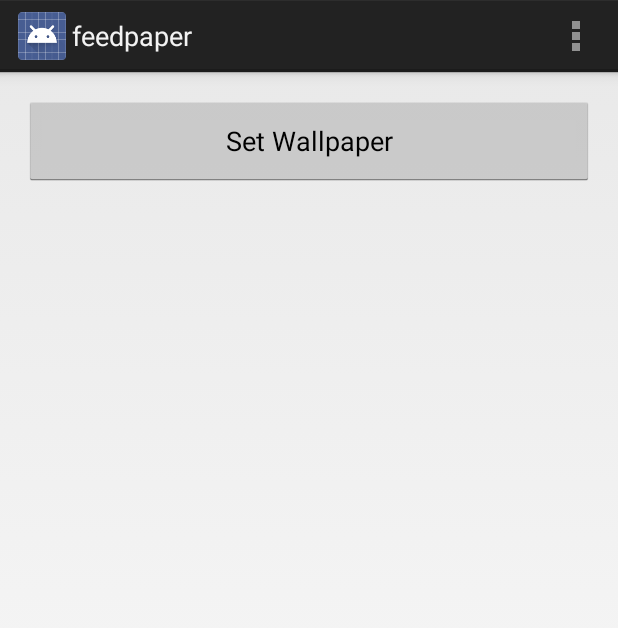
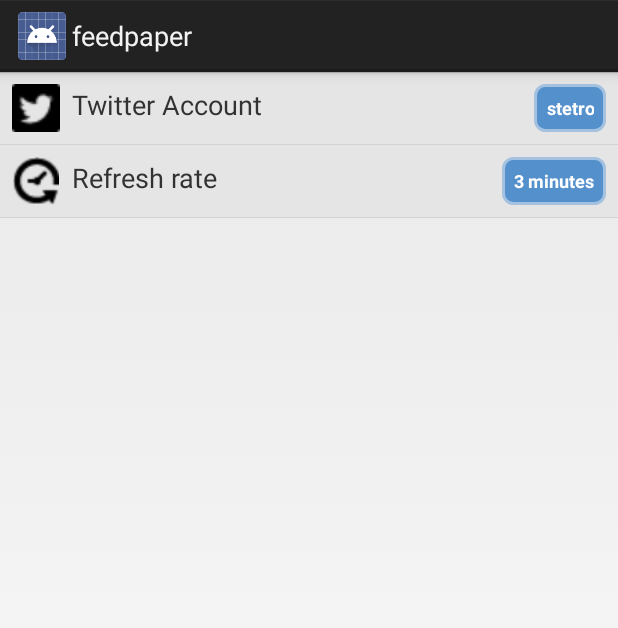
Before and after one commit to stetro/feedpaper, an Android app: the screen it shows after launch (MainActivity before the commit, SettingsActivity after it), in the options menu, after a tap on "Settings", on a phone screen of 412 x 824 dp. Shown: the top 628 px of the screen. Run offline under Robolectric (Android 15) with nearby library versions, the phone set to English and light mode, and no system bars; our stand-ins replace Picasso; libraries missing offline, so code that uses them is left out: twitter4j.conf; 5 statements that could not run were skipped.

Commit message:
adding main feature, loading latest image from Astro_Alex

```diff
--- a/build.gradle
+++ b/build.gradle
@@ -19,6 +19,7 @@ repositories {
 dependencies {
     compile 'com.android.support:support-v4:20.0.0'
     compile 'com.squareup.picasso:picasso:2.3.4'
+    compile 'org.twitter4j:twitter4j-core:4.0.2'
 }
 
 android {
--- a/src/main/java/de/stetro/feedpaper/MainActivity.java
+++ b/src/main/java/de/stetro/feedpaper/MainActivity.java
@@ -1,14 +1,14 @@
 package de.stetro.feedpaper;
 
 import android.app.Activity;
+import android.content.Intent;
 import android.os.Bundle;
-import android.os.StrictMode;
 import android.view.Menu;
 import android.view.MenuItem;
 import android.view.View;
 import android.widget.Button;
 
-import de.stetro.feedpaper.util.WallpaperService;
+import de.stetro.feedpaper.util.FeedLoaderAsyncTask;
 
 
 public class MainActivity extends Activity {
@@ -16,38 +16,34 @@ public class MainActivity extends Activity {
     @Override
     protected void onCreate(Bundle savedInstanceState) {
         super.onCreate(savedInstanceState);
+
         setContentView(R.layout.activity_main);
-        if (android.os.Build.VERSION.SDK_INT > 9) {
-            StrictMode.ThreadPolicy policy = new StrictMode.ThreadPolicy.Builder().permitAll().build();
-            StrictMode.setThreadPolicy(policy);
-        }
+        setupLayoutCallbacks();
+    }
+
+    private void setupLayoutCallbacks() {
         Button button = (Button) this.findViewById(R.id.setWallpaperButton);
-
         button.setOnClickListener(new View.OnClickListener() {
             @Override
             public void onClick(View view) {
-                WallpaperService wallpaperService = new WallpaperService(getApplicationContext());
-                wallpaperService.setWallpaperBy("http://www.byui.edu/images/agriculture-life-ciences/flower.jpg");
+                FeedLoaderAsyncTask task = new FeedLoaderAsyncTask(getApplicationContext());
+                task.execute("Astro_Alex");
             }
         });
     }
 
-
     @Override
     public boolean onCreateOptionsMenu(Menu menu) {
-        // Inflate the menu; this adds items to the action bar if it is present.
         getMenuInflater().inflate(R.menu.main, menu);
         return true;
     }
 
     @Override
     public boolean onOptionsItemSelected(MenuItem item) {
-        // Handle action bar item clicks here. The action bar will
-        // automatically handle clicks on the Home/Up button, so long
-        // as you specify a parent activity in AndroidManifest.xml.
         int id = item.getItemId();
         if (id == R.id.action_settings) {
-            return true;
+            Intent intent = new Intent(this, SettingsActivity.class);
+            startActivity(intent);
         }
         return super.onOptionsItemSelected(item);
     }
--- /dev/null
+++ b/src/main/java/de/stetro/feedpaper/SettingsActivity.java
@@ -0,0 +1,26 @@
+package de.stetro.feedpaper;
+
+
+import android.app.ListActivity;
+import android.os.Bundle;
+
+import java.util.ArrayList;
+
+import de.stetro.feedpaper.util.settings.SettingItem;
+import de.stetro.feedpaper.util.settings.SettingItemAdapter;
+
+public class SettingsActivity extends ListActivity {
+    @Override
+    protected void onCreate(Bundle savedInstanceState) {
+        super.onCreate(savedInstanceState);
+        SettingItemAdapter adapter = new SettingItemAdapter(this, generateSettingItems());
+        setListAdapter(adapter);
+    }
+
+    private ArrayList<SettingItem> generateSettingItems() {
+        ArrayList<SettingItem> items = new ArrayList<SettingItem>();
+        items.add(new SettingItem("Twitter Account", R.drawable.twitter, "stetro"));
+        items.add(new SettingItem("Refresh rate", R.drawable.refresh, "3 minutes"));
+        return items;
+    }
+}
--- /dev/null
+++ b/src/main/java/de/stetro/feedpaper/util/FeedLoaderAsyncTask.java
@@ -0,0 +1,62 @@
+package de.stetro.feedpaper.util;
+
+import android.content.Context;
+import android.os.AsyncTask;
+
+import java.util.List;
+
+import de.stetro.feedpaper.util.wallpaper.WallpaperService;
+import twitter4j.MediaEntity;
+import twitter4j.Paging;
+import twitter4j.Twitter;
+import twitter4j.TwitterException;
+import twitter4j.TwitterFactory;
+import twitter4j.conf.ConfigurationBuilder;
+
+public class FeedLoaderAsyncTask extends AsyncTask<String, Void, String> {
+    private Context context;
+
+    public FeedLoaderAsyncTask(Context context) {
+        this.context = context;
+    }
+
+    @Override
+    protected String doInBackground(String... strings) {
+        String url = "";
+        ConfigurationBuilder cb = getConfigurationBuilder();
+
+        Twitter twitter = new TwitterFactory(cb.build()).getInstance();
+        Paging paging = new Paging(1, 10);
+        try {
+            List<twitter4j.Status> tweets = twitter.getUserTimeline(strings[0], paging);
+            for (twitter4j.Status tweet : tweets) {
+                MediaEntity[] mediaEntities = tweet.getMediaEntities();
+                if (mediaEntities.length == 0) {
+                    continue;
+                }
+                MediaEntity mediaEntity = mediaEntities[mediaEntities.length - 1];
+                url = mediaEntity.getMediaURL();
+                break;
+            }
+        } catch (TwitterException e) {
+            e.printStackTrace();
+        }
+        return url;
+    }
+
+    @Override
+    protected void onPostExecute(String s) {
+        WallpaperService wallpaperService = new WallpaperService(context);
+        wallpaperService.setWallpaperBy(s);
+    }
+
+    private ConfigurationBuilder getConfigurationBuilder() {
+        ConfigurationBuilder cb = new ConfigurationBuilder();
+        cb.setDebugEnabled(true)
+                .setOAuthConsumerKey("***")
+                .setOAuthConsumerSecret("***")
+                .setOAuthAccessToken("*****")
+                .setOAuthAccessTokenSecret("***");
+        return cb;
+    }
+}
--- a/src/main/java/de/stetro/feedpaper/util/WallpaperService.java
+++ /dev/null
@@ -1,39 +0,0 @@
-package de.stetro.feedpaper.util;
-
-import android.app.WallpaperManager;
-import android.content.Context;
-import android.graphics.Bitmap;
-import android.graphics.drawable.Drawable;
-import android.widget.Toast;
-
-import com.squareup.picasso.Picasso;
-
-import java.io.IOException;
-
-public class WallpaperService {
-    private Context context;
-
-    public WallpaperService(Context context) {
-        this.context = context;
-    }
-
-    public void setWallpaperBy(String url) {
-        final WallpaperManager wallpaperManager = WallpaperManager.getInstance(context);
-        Picasso.with(context).load(url).into(new TargetAdapter() {
-            @Override
-            public void onBitmapLoaded(Bitmap bitmap, Picasso.LoadedFrom loadedFrom) {
-                try {
-                    wallpaperManager.setBitmap(bitmap);
-                } catch (IOException e) {
-                    e.printStackTrace();
-                }
-            }
-
-            @Override
-            public void onBitmapFailed(Drawable drawable) {
-                Toast.makeText(context, "Could not load image.", Toast.LENGTH_SHORT).show();
-            }
-        });
-
-    }
-}
--- /dev/null
+++ b/src/main/java/de/stetro/feedpaper/util/settings/SettingItem.java
@@ -0,0 +1,38 @@
+package de.stetro.feedpaper.util.settings;
+
+
+public class SettingItem {
+    private String name;
+    private int icon;
+    private String content;
+
+    public SettingItem(String name, int icon, String content) {
+        this.name = name;
+        this.icon = icon;
+        this.content = content;
+    }
+
+    public String getName() {
+        return name;
+    }
+
+    public void setName(String name) {
+        this.name = name;
+    }
+
+    public int getIcon() {
+        return icon;
+    }
+
+    public void setIcon(int icon) {
+        this.icon = icon;
+    }
+
+    public String getContent() {
+        return content;
+    }
+
+    public void setContent(String content) {
+        this.content = content;
+    }
+}
--- /dev/null
+++ b/src/main/java/de/stetro/feedpaper/util/settings/SettingItemAdapter.java
@@ -0,0 +1,48 @@
+package de.stetro.feedpaper.util.settings;
+
+
+import android.content.Context;
+import android.view.LayoutInflater;
+import android.view.View;
+import android.view.ViewGroup;
+import android.widget.ArrayAdapter;
+import android.widget.ImageView;
+import android.widget.TextView;
+
+import java.util.ArrayList;
+
+import de.stetro.feedpaper.R;
+
+public class SettingItemAdapter extends ArrayAdapter<SettingItem> {
+
+    private final Context context;
+    private final ArrayList<SettingItem> modelsArrayList;
+
+    public SettingItemAdapter(Context context, ArrayList<SettingItem> modelsArrayList) {
+
+        super(context, R.layout.setting_item, modelsArrayList);
+
+        this.context = context;
+        this.modelsArrayList = modelsArrayList;
+    }
+
+    @Override
+    public View getView(int position, View convertView, ViewGroup parent) {
+
+        LayoutInflater inflater = (LayoutInflater) context.getSystemService(Context.LAYOUT_INFLATER_SERVICE);
+
+        View rowView = null;
+
+        rowView = inflater.inflate(R.layout.setting_item, parent, false);
+
+        ImageView imgView = (ImageView) rowView.findViewById(R.id.item_icon);
+        TextView titleView = (TextView) rowView.findViewById(R.id.item_title);
+        TextView counterView = (TextView) rowView.findViewById(R.id.item_counter);
+
+        imgView.setImageResource(modelsArrayList.get(position).getIcon());
+        titleView.setText(modelsArrayList.get(position).getName());
+        counterView.setText(modelsArrayList.get(position).getContent());
+
+        return rowView;
+    }
+}
--- a/src/main/java/de/stetro/feedpaper/util/TargetAdapter.java
+++ b/src/main/java/de/stetro/feedpaper/util/wallpaper/TargetAdapter.java
@@ -1,4 +1,4 @@
-package de.stetro.feedpaper.util;
+package de.stetro.feedpaper.util.wallpaper;
 
 import android.graphics.drawable.Drawable;
 
--- /dev/null
+++ b/src/main/java/de/stetro/feedpaper/util/wallpaper/WallpaperService.java
@@ -0,0 +1,74 @@
+package de.stetro.feedpaper.util.wallpaper;
+
+import android.app.WallpaperManager;
+import android.content.Context;
+import android.graphics.Bitmap;
+import android.graphics.Matrix;
+import android.graphics.drawable.Drawable;
+import android.net.ConnectivityManager;
+import android.net.NetworkInfo;
+import android.widget.Toast;
+
+import com.squareup.picasso.Picasso;
+
+import java.io.IOException;
+
+public class WallpaperService {
+    private Context context;
+
+    public WallpaperService(Context context) {
+        this.context = context;
+    }
+
+    public void setWallpaperBy(String url) {
+        final WallpaperManager wallpaperManager = WallpaperManager.getInstance(context);
+        if (isOnline()) {
+            Picasso.with(context).load(url).into(new TargetAdapter() {
+                @Override
+                public void onBitmapLoaded(Bitmap bitmap, Picasso.LoadedFrom loadedFrom) {
+                    try {
+                        int desiredMinimumHeight = wallpaperManager.getDesiredMinimumHeight();
+                        int desiredMinimumWidth = wallpaperManager.getDesiredMinimumWidth();
+                        wallpaperManager.setBitmap(getReSizedBitmap(bitmap, desiredMinimumHeight, desiredMinimumWidth));
+                    } catch (IOException e) {
+                        e.printStackTrace();
+                    }
+                }
+
+                @Override
+                public void onBitmapFailed(Drawable drawable) {
+                    Toast.makeText(context, "Could not load image.", Toast.LENGTH_SHORT).show();
+                }
+            });
+        } else {
+            Toast.makeText(context, "No internet connection.", Toast.LENGTH_SHORT).show();
+        }
+    }
+
+    public boolean isOnline() {
+        ConnectivityManager cm = (ConnectivityManager) context.getSystemService(Context.CONNECTIVITY_SERVICE);
+        NetworkInfo netInfo = cm.getActiveNetworkInfo();
+        if (netInfo != null && netInfo.isConnectedOrConnecting()) {
+            return true;
+        }
+        return false;
+    }
+
+    public Bitmap getReSizedBitmap(Bitmap bm, int newHeight, int newWidth) {
+        int width = bm.getWidth();
+        int height = bm.getHeight();
+        float scaleWidth = ((float) newWidth) / width;
+        float scaleHeight = ((float) newHeight) / height;
+
+        if (scaleWidth > scaleHeight) {
+            scaleWidth = scaleHeight;
+        } else {
+            scaleHeight = scaleWidth;
+        }
+
+        Matrix matrix = new Matrix();
+        matrix.postScale(scaleWidth, scaleHeight);
+        return Bitmap.createBitmap(bm, 0, 0, width, height, matrix, false);
+
+    }
+}
--- /dev/null
+++ b/src/main/res/drawable/rectangle.xml
@@ -0,0 +1,9 @@
+<?xml version="1.0" encoding="utf-8"?>
+<shape xmlns:android="http://schemas.android.com/apk/res/android"
+    android:shape="rectangle">
+    <solid android:color="#5490CC" />
+    <corners android:radius="10px" />
+    <stroke
+        android:width="2dp"
+        android:color="#A4C2E0" />
+</shape>
--- a/src/main/res/layout/activity_main.xml
+++ b/src/main/res/layout/activity_main.xml
@@ -6,7 +6,8 @@
     android:paddingRight="@dimen/activity_horizontal_margin"
     android:paddingTop="@dimen/activity_vertical_margin"
     android:paddingBottom="@dimen/activity_vertical_margin"
-    tools:context=".MainActivity">
+    tools:context=".MainActivity"
+    android:background="#e5e5e5">
 
     <Button
         android:layout_width="fill_parent"
@@ -14,4 +15,5 @@
         android:text="Set Wallpaper"
         android:id="@+id/setWallpaperButton"/>
 
+
 </RelativeLayout>
--- /dev/null
+++ b/src/main/res/layout/setting_item.xml
@@ -0,0 +1,43 @@
+<?xml version="1.0" encoding="utf-8"?>
+
+<RelativeLayout xmlns:android="http://schemas.android.com/apk/res/android"
+    android:layout_width="match_parent"
+    android:layout_height="48dp"
+    android:background="#e5e5e5">
+
+    <!-- icon -->
+    <ImageView
+        android:id="@+id/item_icon"
+        android:layout_width="32dp"
+        android:layout_height="32dp"
+        android:layout_marginLeft="8dp"
+        android:layout_marginRight="8dp"
+        android:layout_marginTop="8dp"
+        android:src="@drawable/ic_launcher" />
+
+    <!-- title -->
+    <TextView
+        android:id="@+id/item_title"
+        android:layout_width="wrap_content"
+        android:layout_height="wrap_content"
+        android:layout_alignBaseline="@+id/item_counter"
+        android:layout_toRightOf="@+id/item_icon"
+        android:textSize="18dp" />
+
+    <!-- counter -->
+    <TextView
+        android:id="@+id/item_counter"
+        android:layout_width="wrap_content"
+        android:layout_height="32dp"
+        android:layout_alignParentRight="true"
+        android:layout_marginRight="8dp"
+        android:layout_marginTop="8dp"
+        android:background="@drawable/rectangle"
+        android:gravity="center"
+        android:paddingLeft="8dp"
+        android:paddingRight="8dp"
+        android:textColor="#FFFFFF"
+        android:textSize="12sp"
+        android:textStyle="bold" />
+
+</RelativeLayout>
```
Also changed, not shown: src/main/AndroidManifest.xml (+9 -7 lines), src/main/res/drawable/refresh.png (added), src/main/res/drawable/twitter.png (added). Lines whose indentation alone changed are shown as unchanged.
